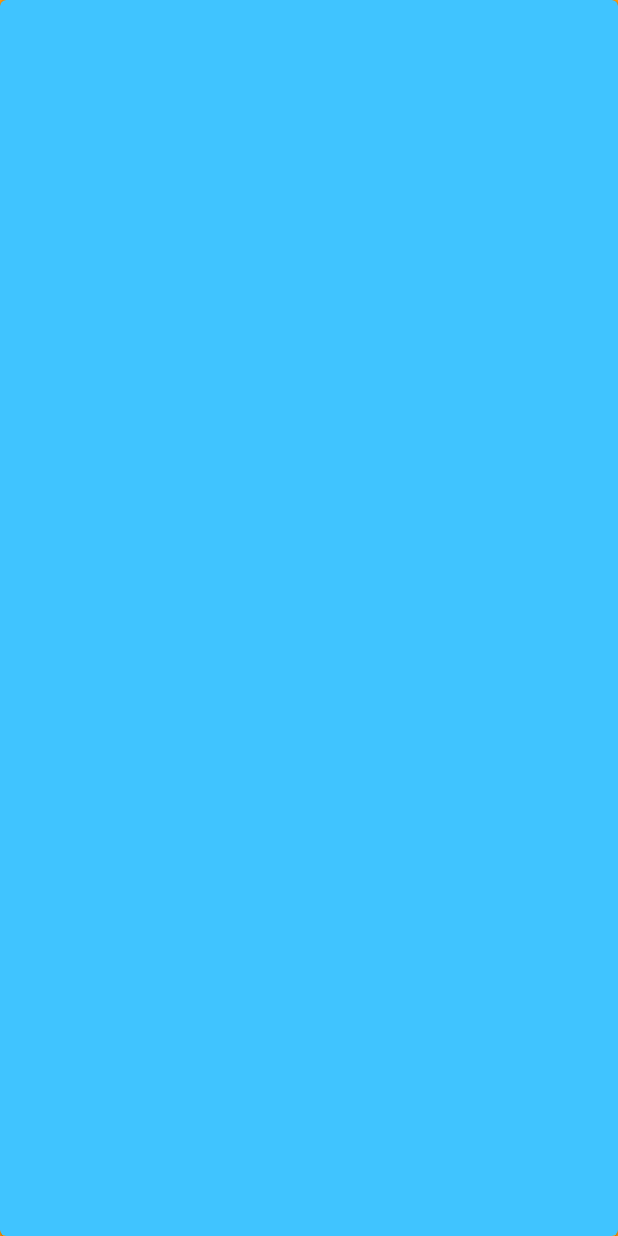
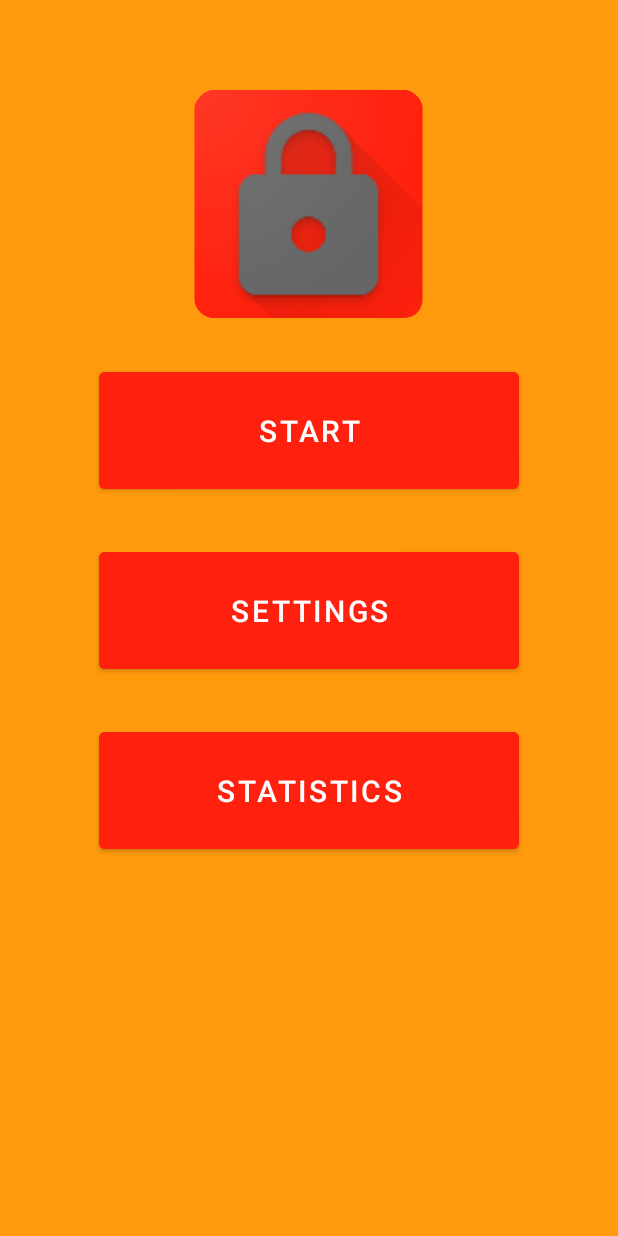
Before and after one commit to Juched/securityOperationsDefense, an Android app: the screen it shows after launch (FullscreenActivity), on a phone screen of 412 x 824 dp. Before the commit the screen is almost empty. Run offline under Robolectric (Android 15) with nearby library versions, the phone set to English and light mode, and no system bars.

Commit message:
Created main page layout. Waiting to create listeners

```diff
--- a/app/src/main/java/com/sod/securityoperationsdefense/FullscreenActivity.java
+++ b/app/src/main/java/com/sod/securityoperationsdefense/FullscreenActivity.java
@@ -99,6 +99,8 @@ public class FullscreenActivity extends AppCompatActivity {
                 WindowManager.LayoutParams.FLAG_LAYOUT_NO_LIMITS);
         setContentView(R.layout.activity_fullscreen);
 
+
+
         mVisible = true;
 
     }
--- a/app/src/main/res/layout/activity_fullscreen.xml
+++ b/app/src/main/res/layout/activity_fullscreen.xml
@@ -2,6 +2,7 @@
 
 
 <FrameLayout xmlns:android="http://schemas.android.com/apk/res/android"
+    xmlns:app="http://schemas.android.com/apk/res-auto"
     xmlns:tools="http://schemas.android.com/tools"
     android:layout_width="match_parent"
     android:layout_height="match_parent"
@@ -15,15 +16,58 @@
         android:layout_width="match_parent"
         android:layout_height="match_parent"
         android:orientation="vertical">
-        <com.google.android.material.card.MaterialCardView
-            android:clickable="true"
-            android:focusable="true"
-            android:checkable="true"
-            android:layout_height="match_parent"
+
+        <Space
             android:layout_width="match_parent"
-            android:background="@color/white"
-            android:backgroundTint="@color/light_blue_A200"
-            ></com.google.android.material.card.MaterialCardView>
+            android:layout_height="60dp" />
+
+        <ImageView
+            android:id="@+id/imageView2"
+            android:layout_width="347dp"
+            android:layout_height="152dp"
+            android:layout_gravity="center_horizontal"
+            android:elevation="8dp"
+            app:srcCompat="@mipmap/ic_launcher" />
+        <Space
+            android:layout_width="match_parent"
+            android:layout_height="30dp" />
+        <com.google.android.material.button.MaterialButton
+            android:id="@+id/startButton"
+            android:layout_height="90dp"
+            android:layout_gravity="center_horizontal"
+            android:layout_width="280dp"
+            android:elevation="8dp"
+            android:backgroundTint="?attr/colorPrimary"
+            android:text="Start"
+            android:textColor="@color/white"
+            android:textSize="20sp"/>
+        <Space
+            android:layout_width="match_parent"
+            android:layout_height="30dp" />
+        <com.google.android.material.button.MaterialButton
+            android:id="@+id/settingsButton"
+            android:layout_height="90dp"
+            android:layout_gravity="center_horizontal"
+            android:layout_width="280dp"
+            android:elevation="8dp"
+            android:backgroundTint="?attr/colorPrimary"
+            android:text="Settings"
+            android:textColor="@color/white"
+            android:textSize="20sp"/>
+        <Space
+            android:layout_width="match_parent"
+            android:layout_height="30dp" />
+        <com.google.android.material.button.MaterialButton
+            android:id="@+id/statsButton"
+            android:layout_height="90dp"
+            android:layout_gravity="center_horizontal"
+            android:layout_width="280dp"
+            android:elevation="8dp"
+            android:backgroundTint="?attr/colorPrimary"
+            android:text="Statistics"
+            android:textColor="@color/white"
+            android:textSize="20sp"/>
+
     </LinearLayout>
 
 </FrameLayout>
```
